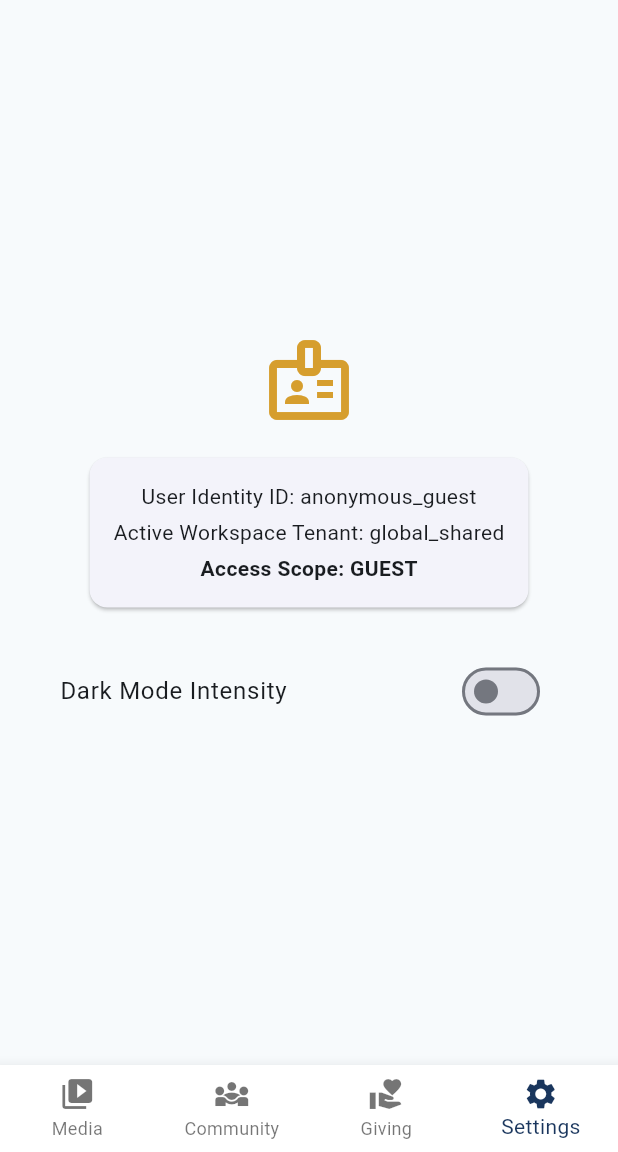
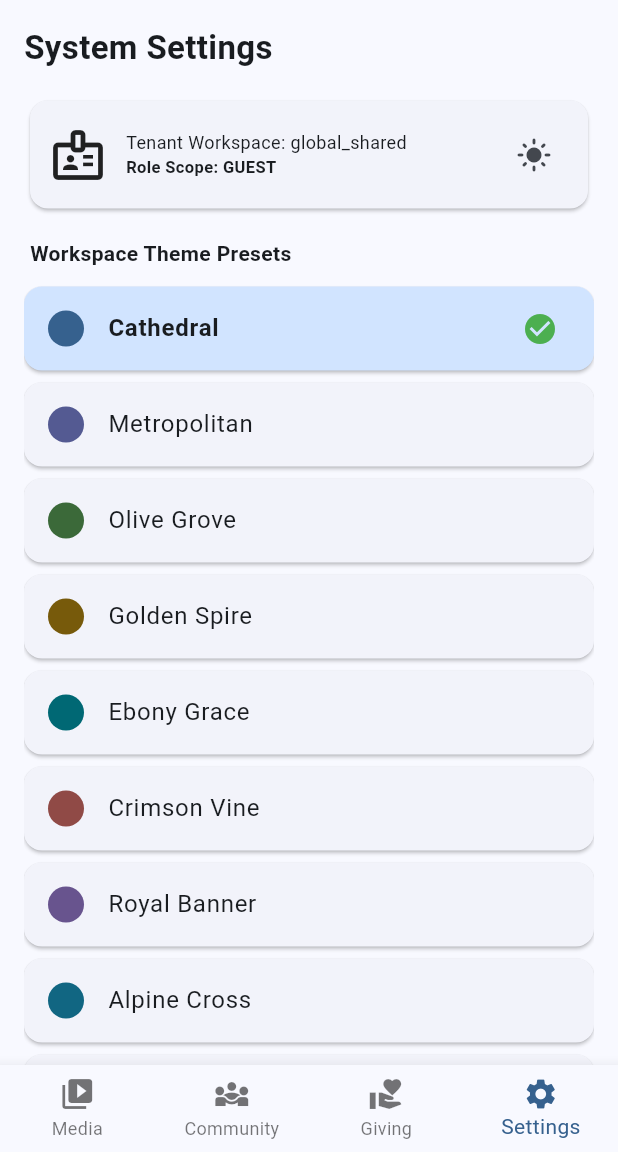
Before and after one commit to EmmanuelAbolade/church_gear, a Flutter app: the DashboardScreen screen opened directly, item 4 of the bottom bar chosen, on a phone screen of 412 x 824 dp, the part 84-1236 px from its top. Run offline on Flutter 3.47's test engine with Material 3 defaults, Android fonts, the phone set to English and light mode, and no system bars; our stand-ins replace equatable, flutter_bloc, flutter_dotenv, flutter_secure_storage, supabase_flutter; accounts and stored records are empty.

Commit message:
feat: expand theme system to 10 distinct branding presets with interactive list switcher UI

```diff
--- a/lib/core/theme/app_theme.dart
+++ b/lib/core/theme/app_theme.dart
@@ -2,94 +2,54 @@
 
 import 'package:flutter/material.dart';
 
-/// Supported custom theme styles for the Church Gear SaaS ecosystem.
-enum AppThemeMode { cathedral, oliveGrove, royalPurple, charcoal, midnight }
+enum AppThemeMode {
+  cathedral,       // Classic / Traditional Blue
+  metropolitan,    // Modern Deep Navy
+  oliveGrove,      // Premium Organic Green
+  goldenSpire,     // Vibrant Gold Accent
+  ebonyGrace,      // Minimal Stark Black & Charcoal
+  crimsonVine,     // Passionate Deep Wine Red
+  royalBanner,     // Majestic Purple Heritage
+  alpineCross,     // Clean Cool Slate Blue
+  desertSpring,    // Warm Sand & Terracotta
+  pacificWave      // Refreshing Bright Cyan & Teal
+}
 
-/// A centralized, reusable design system configuration that manages
-/// our 10 distinct look-and-feel states across the platform.
 class AppTheme {
-  // Private constructor to prevent direct instantiation
-  AppTheme._();
+  static ThemeData getTheme(AppThemeMode mode, {required bool isDarkMode}) {
+    final ColorScheme scheme = _getColorScheme(mode, isDarkMode);
 
-  /// Primary factory method to retrieve any of our 10 thematic variations.
-  /// It pairs one of our 5 core styles with a matching Light or Dark mode profile.
-  static ThemeData getTheme(AppThemeMode mode, {required bool isDarkMode}) {
+    // Factory constructor handles all widget backgrounds and card mappings automatically
+    return ThemeData.from(
+      colorScheme: scheme,
+      useMaterial3: true,
+    );
+  }
+
+  static ColorScheme _getColorScheme(AppThemeMode mode, bool isDarkMode) {
+    final brightness = isDarkMode ? Brightness.dark : Brightness.light;
+
     switch (mode) {
+      case AppThemeMode.cathedral:
+        return ColorScheme.fromSeed(seedColor: Colors.blue, brightness: brightness);
+      case AppThemeMode.metropolitan:
+        return ColorScheme.fromSeed(seedColor: const Color(0xFF1A237E), brightness: brightness);
       case AppThemeMode.oliveGrove:
-        return _buildTheme(
-          brightness: isDarkMode ? Brightness.dark : Brightness.light,
-          primary: const Color(0xFF2F855A), // Forest Green
-          secondary: const Color(0xFFC69214), // Muted Gold Accent
-          background: isDarkMode
-              ? const Color(0xFF1A231E)
-              : const Color(0xFFF4F7F5),
-          surface: isDarkMode ? const Color(0xFF243029) : Colors.white,
-        );
-
-      case AppThemeMode.royalPurple:
-        return _buildTheme(
-          brightness: isDarkMode ? Brightness.dark : Brightness.light,
-          primary: const Color(0xFF553C9A), // Deep Majestic Purple
-          secondary: const Color(0xFFED64A6), // Soft Rose Pink
-          background: isDarkMode
-              ? const Color(0xFF171224)
-              : const Color(0xFFFAF5FF),
-          surface: isDarkMode ? const Color(0xFF231B34) : Colors.white,
-        );
-
-      case AppThemeMode.charcoal:
-        return _buildTheme(
-          brightness: isDarkMode ? Brightness.dark : Brightness.light,
-          primary: const Color(0xFF4A5568), // Crisp Slate Gray
-          secondary: const Color(0xFFED8936), // Warm Accent Orange
-          background: isDarkMode
-              ? const Color(0xFF1A202C)
-              : const Color(0xFFEDF2F7),
-          surface: isDarkMode ? const Color(0xFF2D3748) : Colors.white,
-        );
-
-      case AppThemeMode.midnight:
-        return _buildTheme(
-          brightness: isDarkMode ? Brightness.dark : Brightness.light,
-          primary: isDarkMode ? Colors.white : Colors.black,
-          secondary: const Color(0xFF718096),
-          background: isDarkMode ? Colors.black : const Color(0xFFF7FAFC),
-          surface: isDarkMode ? const Color(0xFF121212) : Colors.white,
-        );
-
-      case AppThemeMode.cathedral:
-        return _buildTheme(
-          brightness: isDarkMode ? Brightness.dark : Brightness.light,
-          primary: const Color(0xFF1A365D), // Deep Cathedral Navy
-          secondary: const Color(0xFFD69E2E), // Polished Gold Accent
-          background: isDarkMode
-              ? const Color(0xFF141A24)
-              : const Color(0xFFF7FAFC),
-          surface: isDarkMode ? const Color(0xFF1E2633) : Colors.white,
-        );
+        return ColorScheme.fromSeed(seedColor: Colors.green, brightness: brightness);
+      case AppThemeMode.goldenSpire:
+        return ColorScheme.fromSeed(seedColor: Colors.amber, brightness: brightness);
+      case AppThemeMode.ebonyGrace:
+        return ColorScheme.fromSeed(seedColor: Colors.grey, brightness: brightness);
+      case AppThemeMode.crimsonVine:
+        return ColorScheme.fromSeed(seedColor: Colors.redAccent, brightness: brightness);
+      case AppThemeMode.royalBanner:
+        return ColorScheme.fromSeed(seedColor: Colors.deepPurple, brightness: brightness);
+      case AppThemeMode.alpineCross:
+        return ColorScheme.fromSeed(seedColor: Colors.blueGrey, brightness: brightness);
+      case AppThemeMode.desertSpring:
+        return ColorScheme.fromSeed(seedColor: Colors.orange, brightness: brightness);
+      case AppThemeMode.pacificWave:
+        return ColorScheme.fromSeed(seedColor: Colors.teal, brightness: brightness);
     }
   }
-
-  /// Private helper component to build a standard, accessible Material 3 template.
-  static ThemeData _buildTheme({
-    required Brightness brightness,
-    required Color primary,
-    required Color secondary,
-    required Color background,
-    required Color surface,
-  }) {
-    return ThemeData(
-      useMaterial3: true,
-      brightness: brightness,
-      primaryColor: primary,
-      scaffoldBackgroundColor: background,
-      colorScheme: ColorScheme.fromSeed(
-        seedColor: primary,
-        brightness: brightness,
-        primary: primary,
-        secondary: secondary,
-        surface: surface,
-      ),
-    );
-  }
 }
--- a/lib/presentation/dashboard_screen.dart
+++ b/lib/presentation/dashboard_screen.dart
@@ -37,7 +37,7 @@ class _DashboardScreenState extends State<DashboardScreen> {
 
     // 3. Dynamic screens array representing our 4 core modules tied to live database streams
     final List<Widget> screens = [
-      // 💡 Module 1: Swaps presentation layouts dynamically and listens to live Supabase sermon updates!
+      // Module 1: Swaps presentation layouts dynamically and listens to live Supabase sermon updates!
       StreamBuilder<List<SermonMediaItem>>(
         stream: sermonRepo.streamSermons(tenantId: currentSession.tenantId),
         builder: (context, snapshot) {
@@ -51,7 +51,7 @@ class _DashboardScreenState extends State<DashboardScreen> {
         },
       ),
 
-      // 💡 Module 2: Listens to live multi-tenant member roster shifts from your Supabase backend grid!
+      // Module 2: Listens to live multi-tenant member roster shifts from your Supabase backend grid!
       StreamBuilder<List<ChurchMember>>(
         stream: memberRepo.streamMembers(tenantId: currentSession.tenantId),
         builder: (context, snapshot) {
@@ -75,53 +75,95 @@ class _DashboardScreenState extends State<DashboardScreen> {
         ),
       ),
 
-      // Module 4: Settings & Configuration Hub
+      // Module 4: Settings & Configuration Hub (10-Theme Customizer Engine)
       Padding(
-        padding: const EdgeInsets.all(24.0),
+        padding: const EdgeInsets.symmetric(horizontal: 16.0),
         child: Column(
-          mainAxisAlignment: MainAxisAlignment.center,
+          crossAxisAlignment: CrossAxisAlignment.start,
           children: [
-            Icon(Icons.badge_outlined, size: 64, color: Theme.of(context).colorScheme.secondary),
-            const SizedBox(height: 16),
+            const Padding(
+              padding: EdgeInsets.symmetric(vertical: 16.0),
+              child: Text(
+                'System Settings',
+                style: TextStyle(fontSize: 22, fontWeight: FontWeight.bold),
+              ),
+            ),
             Card(
               child: Padding(
-                padding: const EdgeInsets.all(16.0),
+                padding: const EdgeInsets.all(12.0),
+                child: Row(
+                  children: [
+                    const Icon(Icons.badge_outlined, size: 40),
+                    const SizedBox(width: 12),
+                    Expanded(
                       child: Column(
+                        crossAxisAlignment: CrossAxisAlignment.start,
                         children: [
-                    Text('User Identity ID: ${currentSession.userId}'),
-                    const SizedBox(height: 4),
-                    Text('Active Workspace Tenant: ${currentSession.tenantId}'),
-                    const SizedBox(height: 4),
-                    Text(
-                      'Access Scope: ${currentSession.userRole.name.toUpperCase()}',
-                      style: const TextStyle(fontWeight: FontWeight.bold),
+                          Text('Tenant Workspace: ${currentSession.tenantId}', style: const TextStyle(fontSize: 12)),
+                          Text('Role Scope: ${currentSession.userRole.name.toUpperCase()}', style: const TextStyle(fontWeight: FontWeight.bold, fontSize: 11)),
+                        ],
                       ),
+                    ),
+                    BlocBuilder<ThemeBloc, ThemeState>(
+                      builder: (context, themeState) {
+                        return IconButton(
+                          icon: Icon(themeState.isDarkMode ? Icons.dark_mode : Icons.light_mode),
+                          onPressed: () {
+                            context.read<ThemeBloc>().add(ChangeThemeEvent(
+                              themeMode: themeState.themeMode,
+                              isDarkMode: !themeState.isDarkMode,
+                            ));
+                          },
+                        );
+                      },
+                    )
                   ],
                 ),
               ),
             ),
-            const SizedBox(height: 24),
-            BlocBuilder<ThemeBloc, ThemeState>(
+            const Padding(
+              padding: EdgeInsets.only(top: 16.0, bottom: 8.0, left: 4.0),
+              child: Text('Workspace Theme Presets', style: TextStyle(fontWeight: FontWeight.bold)),
+            ),
+            Expanded(
+              child: BlocBuilder<ThemeBloc, ThemeState>(
                 builder: (context, themeState) {
-                return SwitchListTile(
-                  title: const Text('Dark Mode Intensity'),
-                  value: themeState.isDarkMode,
-                  onChanged: (value) {
-                    context.read<ThemeBloc>().add(
-                          ChangeThemeEvent(
-                            themeMode: themeState.themeMode,
-                            isDarkMode: value,
+                  return ListView.builder(
+                    itemCount: AppThemeMode.values.length,
+                    itemBuilder: (context, index) {
+                      final currentMode = AppThemeMode.values[index];
+                      final isSelected = themeState.themeMode == currentMode;
+
+                      return Card(
+                        color: isSelected ? Theme.of(context).colorScheme.primaryContainer : null,
+                        margin: const EdgeInsets.symmetric(vertical: 4),
+                        child: ListTile(
+                          leading: CircleAvatar(
+                            backgroundColor: AppTheme.getTheme(currentMode, isDarkMode: themeState.isDarkMode).colorScheme.primary,
+                            radius: 12,
+                          ),
+                          title: Text(
+                            currentMode.name.replaceAllMapped(RegExp(r'(^[a-z]|[A-Z])'), (match) => ' ${match.group(0)?.toUpperCase()}').trim(),
+                            style: TextStyle(fontWeight: isSelected ? FontWeight.bold : FontWeight.normal),
+                          ),
+                          trailing: isSelected ? const Icon(Icons.check_circle, color: Colors.green) : null,
+                          onTap: () {
+                            context.read<ThemeBloc>().add(ChangeThemeEvent(
+                              themeMode: currentMode,
+                              isDarkMode: themeState.isDarkMode,
+                            ));
+                          },
                         ),
                       );
                     },
                   );
                 },
               ),
+            ),
           ],
         ),
       ),
     ];
-
     return Scaffold(
       appBar: AppBar(
         title: Text(isGuest ? 'Church Gear (Guest Mode)' : 'Church Gear Workspace'),
```
Also changed, not shown: 1 other file. Lines whose indentation alone changed are shown as unchanged.
